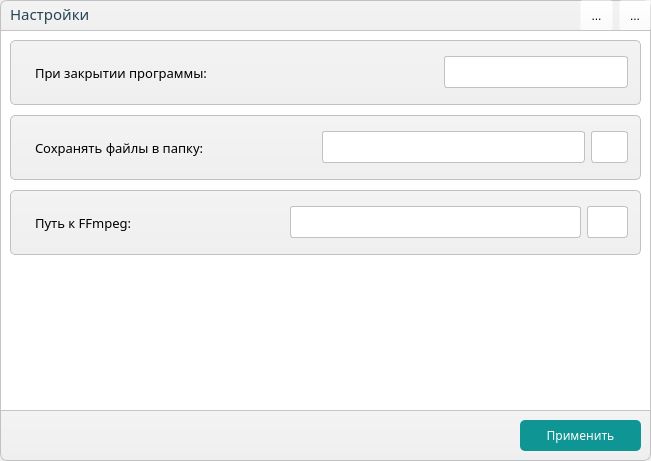
Staffixme/WebContentDownloader, file qt designer files/settings.ui: the form before one commit.
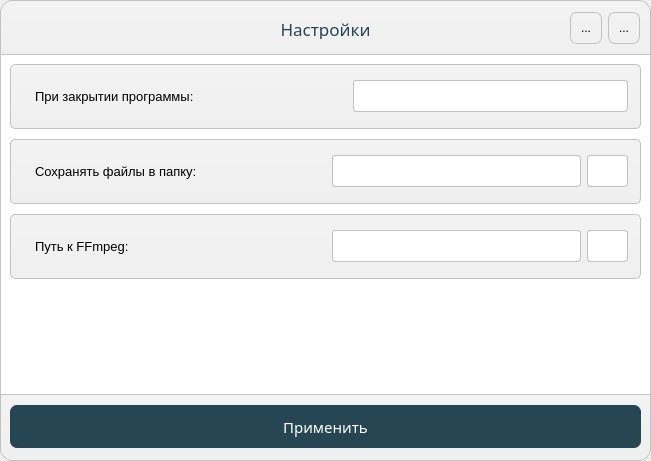
The form after the commit. Icons and pictures are not drawn.

Patch:
```diff
--- a/qt designer files/settings.ui
+++ b/qt designer files/settings.ui
@@ -16,8 +16,8 @@
   <property name="styleSheet">
    <string notr="true">#titleBar{
 background-color: qlineargradient(spread:pad, x1:0.5, y1:0, x2:0.5, y2:1, stop:0 rgba(243, 243, 243, 255), stop:1 rgba(239, 239, 239, 255));
-border-top-right-radius: 7px;
-border-top-left-radius: 7px;
+border-top-right-radius: 12px;
+border-top-left-radius: 12px;
 border-left: 1px solid #C1C1C1;
 border-right: 1px solid #C1C1C1;
 border-top: 1px solid #C1C1C1
@@ -25,8 +25,8 @@
 
 #bottomBar{
 background-color: qlineargradient(spread:pad, x1:0.5, y1:0, x2:0.5, y2:1, stop:0 rgba(243, 243, 243, 255), stop:1 rgba(239, 239, 239, 255));
-border-bottom-right-radius: 7px;
-border-bottom-left-radius: 7px;
+border-bottom-right-radius: 12px;
+border-bottom-left-radius: 12px;
 border-left: 1px solid #C1C1C1;
 border-right: 1px solid #C1C1C1;
 border-bottom: 1px solid #C1C1C1
@@ -44,7 +44,7 @@
      <x>0</x>
      <y>0</y>
      <width>651</width>
-     <height>31</height>
+     <height>55</height>
     </rect>
    </property>
    <property name="styleSheet">
@@ -58,86 +58,19 @@
    <property name="frameShadow">
     <enum>QFrame::Raised</enum>
    </property>
-   <widget class="QWidget" name="horizontalLayoutWidget_3">
-    <property name="geometry">
-     <rect>
-      <x>580</x>
-      <y>0</y>
-      <width>71</width>
-      <height>31</height>
-     </rect>
-    </property>
-    <layout class="QHBoxLayout" name="horizontalLayout_6">
-     <property name="sizeConstraint">
-      <enum>QLayout::SetDefaultConstraint</enum>
-     </property>
-     <item>
-      <widget class="QToolButton" name="HideButton">
-       <property name="sizePolicy">
-        <sizepolicy hsizetype="Minimum" vsizetype="Minimum">
-         <horstretch>0</horstretch>
-         <verstretch>0</verstretch>
-        </sizepolicy>
-       </property>
-       <property name="toolTip">
-        <string>Свернуть</string>
-       </property>
-       <property name="text">
-        <string>...</string>
-       </property>
-       <property name="icon">
-        <iconset resource="resources.qrc">
-         <normaloff>:/icons/icons/hide.png</normaloff>:/icons/icons/hide.png</iconset>
-       </property>
-       <property name="popupMode">
-        <enum>QToolButton::DelayedPopup</enum>
-       </property>
-       <property name="toolButtonStyle">
-        <enum>Qt::ToolButtonIconOnly</enum>
-       </property>
-      </widget>
-     </item>
-     <item>
-      <widget class="QToolButton" name="CloseButton">
-       <property name="sizePolicy">
-        <sizepolicy hsizetype="Minimum" vsizetype="Minimum">
-         <horstretch>0</horstretch>
-         <verstretch>0</verstretch>
-        </sizepolicy>
-       </property>
-       <property name="toolTip">
-        <string>Закрыть</string>
-       </property>
-       <property name="text">
-        <string>...</string>
-       </property>
-       <property name="icon">
-        <iconset resource="resources.qrc">
-         <normaloff>:/icons/icons/close.png</normaloff>:/icons/icons/close.png</iconset>
-       </property>
-       <property name="popupMode">
-        <enum>QToolButton::DelayedPopup</enum>
-       </property>
-       <property name="toolButtonStyle">
-        <enum>Qt::ToolButtonIconOnly</enum>
-       </property>
-      </widget>
-     </item>
-    </layout>
-   </widget>
    <widget class="QLabel" name="formTitle">
     <property name="geometry">
      <rect>
-      <x>10</x>
-      <y>3</y>
-      <width>211</width>
+      <x>270</x>
+      <y>18</y>
+      <width>111</width>
       <height>21</height>
      </rect>
     </property>
     <property name="font">
      <font>
-      <family>Roboto Mono Medium</family>
-      <pointsize>11</pointsize>
+      <family>Ubuntu Medium</family>
+      <pointsize>13</pointsize>
      </font>
     </property>
     <property name="styleSheet">
@@ -146,15 +79,102 @@
     <property name="text">
      <string>Настройки</string>
     </property>
+    <property name="alignment">
+     <set>Qt::AlignCenter</set>
+    </property>
+   </widget>
+   <widget class="QToolButton" name="CloseButton">
+    <property name="geometry">
+     <rect>
+      <x>608</x>
+      <y>12</y>
+      <width>32</width>
+      <height>32</height>
+     </rect>
+    </property>
+    <property name="sizePolicy">
+     <sizepolicy hsizetype="Minimum" vsizetype="Minimum">
+      <horstretch>0</horstretch>
+      <verstretch>0</verstretch>
+     </sizepolicy>
+    </property>
+    <property name="toolTip">
+     <string>Закрыть</string>
+    </property>
+    <property name="styleSheet">
+     <string notr="true">.QToolButton{
+	border-radius: 7px;
+	border: 1px solid #C1C1C1;
+}
+.QToolButton:hover{
+	background-color: rgb(255, 25, 28);
+}</string>
+    </property>
+    <property name="text">
+     <string>...</string>
+    </property>
+    <property name="icon">
+     <iconset resource="resources.qrc">
+      <normaloff>:/icons/icons/close.png</normaloff>
+      <activeon>:/icons/icons/close-white.png</activeon>
+      <selectedon>:/icons/icons/close-white.png</selectedon>:/icons/icons/close.png</iconset>
+    </property>
+    <property name="popupMode">
+     <enum>QToolButton::DelayedPopup</enum>
+    </property>
+    <property name="toolButtonStyle">
+     <enum>Qt::ToolButtonIconOnly</enum>
+    </property>
+   </widget>
+   <widget class="QToolButton" name="HideButton">
+    <property name="geometry">
+     <rect>
+      <x>570</x>
+      <y>12</y>
+      <width>32</width>
+      <height>32</height>
+     </rect>
+    </property>
+    <property name="sizePolicy">
+     <sizepolicy hsizetype="Minimum" vsizetype="Minimum">
+      <horstretch>0</horstretch>
+      <verstretch>0</verstretch>
+     </sizepolicy>
+    </property>
+    <property name="toolTip">
+     <string>Свернуть</string>
+    </property>
+    <property name="styleSheet">
+     <string notr="true">.QToolButton{
+	border-radius: 7px;
+	border: 1px solid #C1C1C1;
+}
+.QToolButton:hover{
+	background-color: rgba(0, 0, 0, 24);
+}</string>
+    </property>
+    <property name="text">
+     <string>...</string>
+    </property>
+    <property name="icon">
+     <iconset resource="resources.qrc">
+      <normaloff>:/icons/icons/hide.png</normaloff>:/icons/icons/hide.png</iconset>
+    </property>
+    <property name="popupMode">
+     <enum>QToolButton::DelayedPopup</enum>
+    </property>
+    <property name="toolButtonStyle">
+     <enum>Qt::ToolButtonIconOnly</enum>
+    </property>
    </widget>
   </widget>
   <widget class="QFrame" name="bottomBar">
    <property name="geometry">
     <rect>
      <x>0</x>
-     <y>410</y>
+     <y>395</y>
      <width>651</width>
-     <height>51</height>
+     <height>66</height>
     </rect>
    </property>
    <property name="frameShape">
@@ -166,24 +186,29 @@
    <widget class="QPushButton" name="applyButton">
     <property name="geometry">
      <rect>
-      <x>520</x>
+      <x>10</x>
       <y>10</y>
-      <width>121</width>
-      <height>31</height>
+      <width>631</width>
+      <height>43</height>
      </rect>
     </property>
     <property name="font">
      <font>
-      <family>Roboto Mono Medium</family>
-      <pointsize>9</pointsize>
+      <family>Ubuntu Medium</family>
+      <pointsize>11</pointsize>
       <weight>50</weight>
       <bold>false</bold>
      </font>
     </property>
     <property name="styleSheet">
-     <string notr="true">background-color: rgb(14, 149, 148);
-border-radius: 5;
-color: white;</string>
+     <string notr="true">QPushButton{
+	background-color: #264653;
+	border-radius: 7;
+	color: white;
+}
+QPushButton:hover{
+	background-color: #1A333D;
+}</string>
     </property>
     <property name="text">
      <string>Применить</string>
@@ -194,9 +219,9 @@
    <property name="geometry">
     <rect>
      <x>0</x>
-     <y>30</y>
+     <y>54</y>
      <width>651</width>
-     <height>381</height>
+     <height>341</height>
     </rect>
    </property>
    <property name="sizePolicy">
@@ -295,7 +320,7 @@
        <property name="frameShadow">
         <enum>QFrame::Raised</enum>
        </property>
-       <layout class="QHBoxLayout" name="horizontalLayout_2" stretch="3,5,4">
+       <layout class="QHBoxLayout" name="horizontalLayout_2" stretch="3,5,9">
         <property name="leftMargin">
          <number>24</number>
         </property>
@@ -306,7 +331,7 @@
          <widget class="QLabel" name="label_2">
           <property name="font">
            <font>
-            <family>Roboto Mono</family>
+            <family>Ubuntu</family>
             <pointsize>10</pointsize>
            </font>
           </property>
@@ -332,7 +357,7 @@
          <widget class="QComboBox" name="trayComboBox">
           <property name="font">
            <font>
-            <family>Roboto Mono</family>
+            <family>Ubuntu</family>
            </font>
           </property>
           <property name="editable">
@@ -374,6 +399,10 @@
 border: 1px solid #C1C1C1
 }
 
+QPushButton:hover{
+background-color: rgb(0, 0, 0, 25);
+}
+
 QLineEdit{
 height: 30px;
 border-radius: 3px;
@@ -387,7 +416,7 @@
        <property name="frameShadow">
         <enum>QFrame::Raised</enum>
        </property>
-       <layout class="QHBoxLayout" name="horizontalLayout_3" stretch="3,3,7,1">
+       <layout class="QHBoxLayout" name="horizontalLayout_3" stretch="4,3,6,1">
         <property name="leftMargin">
          <number>24</number>
         </property>
@@ -398,7 +427,7 @@
          <widget class="QLabel" name="label_3">
           <property name="font">
            <font>
-            <family>Roboto Mono</family>
+            <family>Ubuntu</family>
             <pointsize>10</pointsize>
            </font>
           </property>
@@ -424,7 +453,7 @@
          <widget class="QLineEdit" name="savePath">
           <property name="font">
            <font>
-            <family>Roboto Mono</family>
+            <family>Ubuntu</family>
            </font>
           </property>
           <property name="readOnly">
@@ -474,6 +503,10 @@
 border: 1px solid #C1C1C1
 }
 
+QPushButton:hover{
+background-color: rgb(0, 0, 0, 25);
+}
+
 QLineEdit{
 height: 30px;
 border-radius: 3px;
@@ -487,7 +520,7 @@
        <property name="frameShadow">
         <enum>QFrame::Raised</enum>
        </property>
-       <layout class="QHBoxLayout" name="horizontalLayout_4" stretch="3,3,7,1">
+       <layout class="QHBoxLayout" name="horizontalLayout_4" stretch="4,3,6,1">
         <property name="leftMargin">
          <number>24</number>
         </property>
@@ -498,7 +531,7 @@
          <widget class="QLabel" name="label_4">
           <property name="font">
            <font>
-            <family>Roboto Mono</family>
+            <family>Ubuntu</family>
             <pointsize>10</pointsize>
            </font>
           </property>
@@ -524,7 +557,7 @@
          <widget class="QLineEdit" name="FFmpegPath">
           <property name="font">
            <font>
-            <family>Roboto Mono</family>
+            <family>Ubuntu</family>
            </font>
           </property>
           <property name="readOnly">
```
